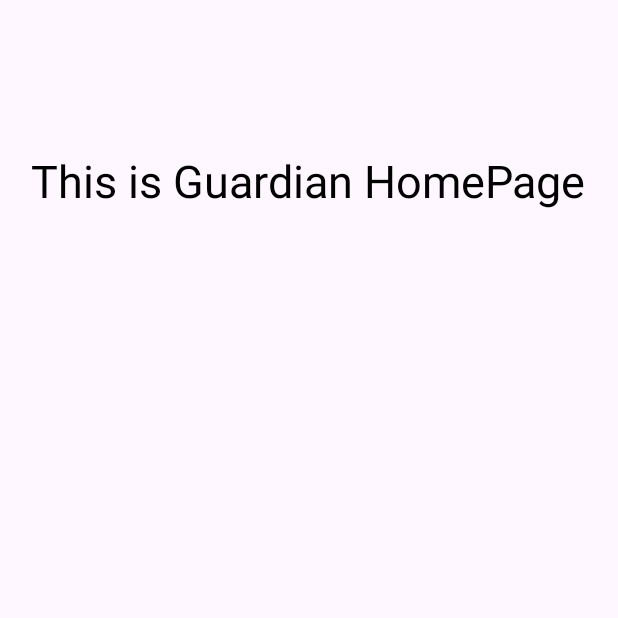
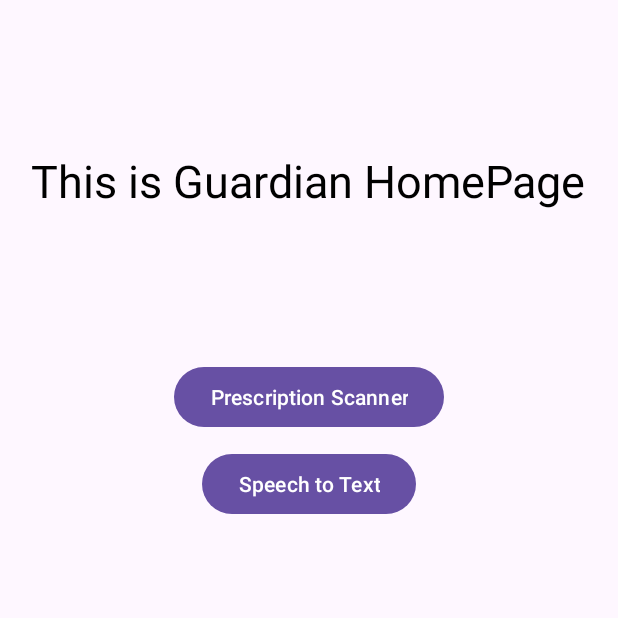
Before and after one commit to yljunsenido-hub/MediVoice, an Android app: the GuardianHomePage screen opened directly, with no data from a screen before it, on a phone screen of 412 x 824 dp, the top half of it. Run offline under Robolectric (Android 15) with nearby library versions, the phone set to English and light mode, and no system bars.

```diff
--- a/app/src/main/res/layout/activity_guardian_home_page.xml
+++ b/app/src/main/res/layout/activity_guardian_home_page.xml
@@ -17,4 +17,20 @@
         android:textSize="30sp"
         android:layout_marginTop="100dp"
         android:layout_gravity="center"/>
+
+    <Button
+        android:id="@+id/prescriptionButton"
+        android:layout_width="wrap_content"
+        android:layout_height="wrap_content"
+        android:text="Prescription Scanner"
+        android:layout_gravity="center"
+        android:layout_marginTop="100dp"/>
+
+    <Button
+        android:id="@+id/voiceButton"
+        android:layout_width="wrap_content"
+        android:layout_height="wrap_content"
+        android:text="Speech to Text"
+        android:layout_gravity="center"
+        android:layout_marginTop="10dp"/>
 </LinearLayout>
```
Also changed, not shown: app/src/main/java/com/example/medivoice/RecordSpeechToText.java (+18 -5 lines), app/src/main/res/layout/item_speech_record.xml (+21 -3 lines).
